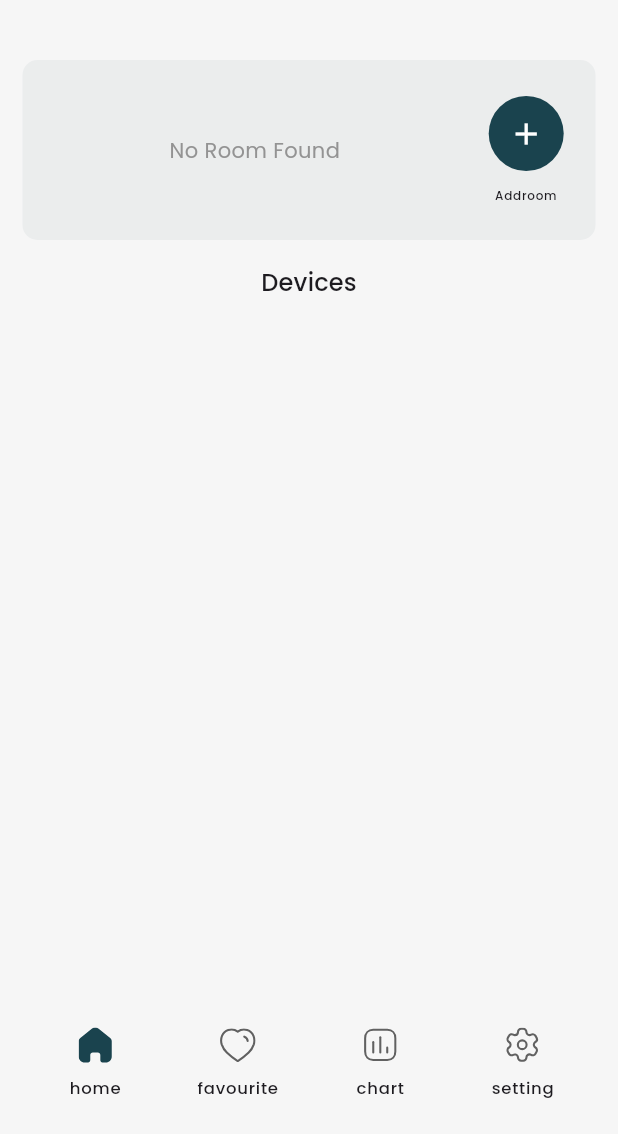
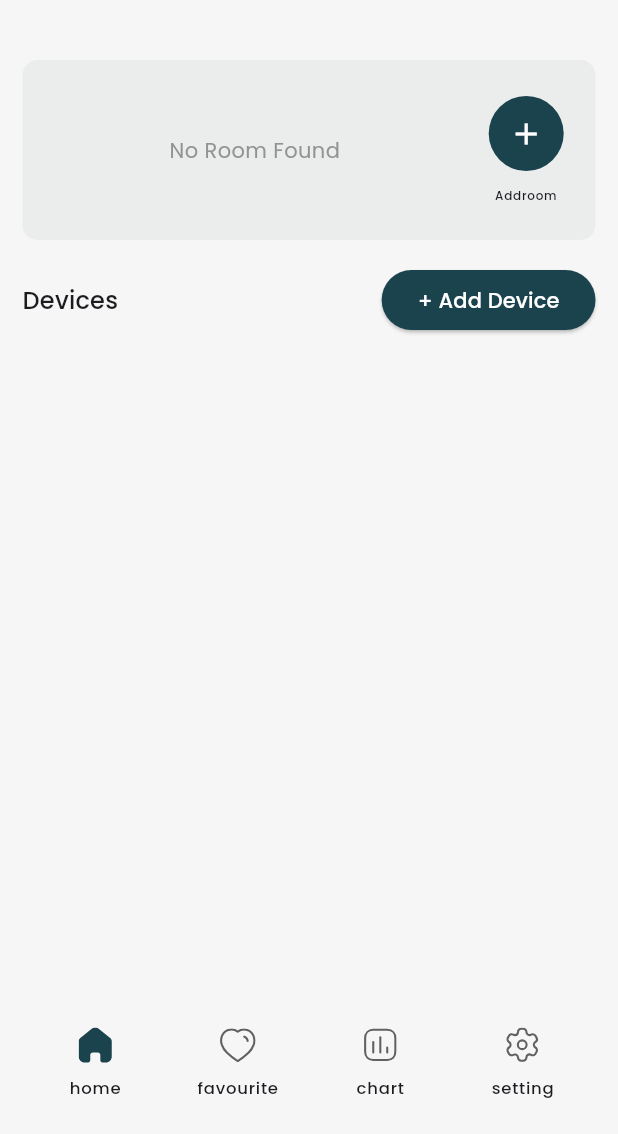
Before and after one commit to dhineshio/smart_way_home_app, a Flutter app: the MainScreen screen opened by its route, on a phone screen of 412 x 824 dp, the part 102-1236 px from its top. Run offline on Flutter 3.47's test engine with Material 3 defaults, Android fonts, the phone set to English and light mode, and no system bars; our stand-ins replace dio, flutter_bloc, flutter_svg, fpdart, get, get_it and 4 more; accounts and stored records are empty.

Commit message:
Add devices has done

```diff
--- a/lib/features/home_screen/controllers/rooms_controller.dart
+++ b/lib/features/home_screen/controllers/rooms_controller.dart
@@ -1,6 +1,7 @@
 import 'package:flutter/material.dart';
 import 'package:get/get.dart';
 import 'package:smart_way_home/features/home_screen/bloc/rooms_bloc.dart';
+import 'package:smart_way_home/features/home_screen/models/local/device_icon_model.dart';
 import 'package:smart_way_home/features/home_screen/models/local/room_icon_model.dart';
 import 'package:smart_way_home/features/home_screen/models/new/rooms_info_model.dart';
 import 'package:smart_way_home/utils/constants/icons.dart';
@@ -13,6 +14,7 @@ class RoomsController extends GetxController {
   final iconsId = [].obs;
   final roomId = [].obs;
   var roomInfo1 = <RoomsInfoModel>[].obs;
+  var selectedRoom = 0.obs;
 
   final roomInfo = [
     RoomIconModel(
@@ -135,6 +137,44 @@ class RoomsController extends GetxController {
     110: [SIcons.roomBalcany, "Balcany"]
   };
 
+  final deviceList = [
+    DeviceIconModel(
+      deviceId: 101,
+      deviceName: "Light-1",
+      deviceType: "None",
+      iconId: SIcons.roomHall,
+      isClicked: false,
+    ),
+    DeviceIconModel(
+      deviceId: 102,
+      deviceName: "Light-2",
+      deviceType: "None",
+      iconId: SIcons.roomHall,
+      isClicked: false,
+    ),
+    DeviceIconModel(
+      deviceId: 103,
+      deviceName: "Light-3",
+      deviceType: "None",
+      iconId: SIcons.roomHall,
+      isClicked: false,
+    ),
+    DeviceIconModel(
+      deviceId: 104,
+      deviceName: "Light-4",
+      deviceType: "None",
+      iconId: SIcons.roomHall,
+      isClicked: false,
+    ),
+    DeviceIconModel(
+      deviceId: 105,
+      deviceName: "Light",
+      deviceType: "None",
+      iconId: SIcons.roomHall,
+      isClicked: false,
+    ),
+  ].obs;
+
   final TextEditingController esp32IpController = TextEditingController();
   final FocusNode esp32IpFocusNode = FocusNode();
 
@@ -146,6 +186,9 @@ class RoomsController extends GetxController {
   }
 
   void toggleRoomSelection(int index) {
+    // print(roomInfo1[index].roomId);
+    selectedRoom = roomInfo1[index].roomId.obs;
+    print("Selecrtedd room : $selectedRoom");
     for (int i = 0; i < roomInfo1.length; i++) {
       roomInfo1[i].isActive = i == index;
     }
@@ -157,6 +200,13 @@ class RoomsController extends GetxController {
       roomsIconList[i].isSelected = i == index;
     }
     roomsIconList.refresh();
+  }
+
+  void toggleDeviceSelection(int index) {
+    for (int i = 0; i < deviceList.length; i++) {
+      deviceList[i].isClicked = i == index;
+    }
+    deviceList.refresh();
   }
 
   @override
--- /dev/null
+++ b/lib/features/home_screen/models/local/device_icon_model.dart
@@ -0,0 +1,15 @@
+import 'package:flutter/material.dart';
+
+class DeviceIconModel {
+  final int deviceId;
+  final String deviceName;
+  final String deviceType;
+  final String iconId;
+  bool? isClicked;
+  DeviceIconModel(
+      {required this.deviceId,
+      required this.deviceName,
+      required this.deviceType,
+      required this.iconId,
+      this.isClicked = false});
+}
--- /dev/null
+++ b/lib/features/home_screen/models/new/add_device_req_model.dart
@@ -0,0 +1,14 @@
+class AddDeviceReqModel {
+  final int roomId;
+  final String name;
+  final String type;
+  AddDeviceReqModel({
+    required this.roomId,
+    required this.name,
+    required this.type,
+  });
+
+  Map<String, dynamic> toMap() {
+    return {"name": name, "type": type, "status": false};
+  }
+}
--- a/lib/features/home_screen/screens/home_screen.dart
+++ b/lib/features/home_screen/screens/home_screen.dart
@@ -1,5 +1,7 @@
 import 'package:flutter/material.dart';
-import 'package:smart_way_home/features/home_screen/widgets/devices.dart';
+import 'package:get/get.dart';
+import 'package:smart_way_home/features/home_screen/controllers/rooms_controller.dart';
+import 'package:smart_way_home/features/home_screen/widgets/device_add_bs.dart';
 import 'package:smart_way_home/features/home_screen/widgets/rooms_category.dart';
 import 'package:smart_way_home/features/home_screen/widgets/top_bar_widget.dart';
 import 'package:smart_way_home/utils/constants/colors.dart';
@@ -7,7 +9,8 @@ import 'package:smart_way_home/utils/constants/sizes.dart';
 import 'package:smart_way_home/utils/devices/device_utils.dart';
 
 class HomeScreen extends StatelessWidget {
-  const HomeScreen({super.key});
+  HomeScreen({super.key});
+  final RoomsController _controller = Get.put(RoomsController());
 
   @override
   Widget build(BuildContext context) {
@@ -32,22 +35,60 @@ class HomeScreen extends StatelessWidget {
                 child: RoomsCategory(),
               ),
               const SizedBox(height: SSizes.spaceBtwItems),
-              Text(
-                "Devices",
-                style: Theme.of(context).textTheme.titleMedium,
+              // ! Devices
+              Row(
+                crossAxisAlignment: CrossAxisAlignment.center,
+                mainAxisAlignment: MainAxisAlignment.spaceBetween,
+                children: [
+                  Text(
+                    "Devices",
+                    style: Theme.of(context).textTheme.titleMedium,
+                  ),
+                  ElevatedButton(
+                    onPressed: () {
+                      if (_controller.roomInfo1.isEmpty ||
+                          _controller.selectedRoom.value == 0) {
+                        Get.snackbar(
+                          "Add Required",
+                          snackPosition: SnackPosition.BOTTOM,
+                          "Please Select or Add a Room First",
+                          backgroundColor: SColors.error,
+                          colorText: SColors.textWhite,
+                          duration: 1500.milliseconds,
+                        );
+                        return;
+                      }
+                      showModalBottomSheet(
+                        context: context,
+                        showDragHandle: true,
+                        isScrollControlled: true,
+                        backgroundColor: Colors.transparent,
+                        builder: (context) => DeviceAddBs(),
+                      );
+                      // getIt<AddNewDeviceUseCase>().call(
+                      //   AddDeviceReqModel(
+                      //     roomId: 2,
+                      //     name: 'fan',
+                      //     type: 'fan',
+                      //   ),
+                      // );
+                    },
+                    child: const Text("+ Add Device"),
+                  )
+                ],
               ),
               const SizedBox(height: SSizes.spaceBtwItems),
-              Container(
-                width: double.infinity,
-                height: SDeviceUtils.getScreenHeight() * 0.5,
-                decoration: BoxDecoration(
-                    // borderRadius: BorderRadius.circular(10),
-                    // color: SColors.primary.withOpacity(0.05),
-                    ),
-                padding:
-                    const EdgeInsets.symmetric(horizontal: 10, vertical: 20),
-                // child: Devices(),
-              ),
+              // Container(
+              //   width: double.infinity,
+              //   height: SDeviceUtils.getScreenHeight() * 0.5,
+              //   decoration: BoxDecoration(
+              //       // borderRadius: BorderRadius.circular(10),
+              //       // color: SColors.primary.withOpacity(0.05),
+              //       ),
+              //   padding:
+              //       const EdgeInsets.symmetric(horizontal: 10, vertical: 20),
+              //   // child: Devices(),
+              // ),
             ],
           ),
         ),
--- /dev/null
+++ b/lib/features/home_screen/usecase/add_new_device_use_case.dart
@@ -0,0 +1,10 @@
+import 'package:smart_way_home/common/usecase/use_case.dart';
+import 'package:smart_way_home/data/repository/room_repo_impl.dart';
+import 'package:smart_way_home/utils/service_locator/service_locator.dart';
+
+class AddNewDeviceUseCase extends UseCase {
+  @override
+  Future call(param) {
+    return getIt<RoomRepo>().addNewDevice(param);
+  }
+}
--- a/lib/features/home_screen/widgets/rooms_add_bs.dart
+++ b/lib/features/home_screen/widgets/rooms_add_bs.dart
@@ -4,15 +4,12 @@ import 'package:get/get.dart';
 import 'package:smart_way_home/features/home_screen/bloc/rooms_bloc.dart';
 import 'package:smart_way_home/features/home_screen/controllers/rooms_controller.dart';
 import 'package:smart_way_home/features/home_screen/models/local/room_icon_model.dart';
-import 'package:smart_way_home/features/home_screen/models/new/add_room_new_model.dart';
 import 'package:smart_way_home/features/home_screen/models/new/rooms_info_model.dart';
-import 'package:smart_way_home/features/home_screen/usecase/add_room_new_use_case.dart';
 import 'package:smart_way_home/utils/constants/colors.dart';
 import 'package:smart_way_home/utils/constants/icons.dart';
 import 'package:smart_way_home/utils/constants/sizes.dart';
 import 'package:smart_way_home/utils/devices/device_utils.dart';
 import 'package:smart_way_home/utils/image_convert/FUI.dart';
-import 'package:smart_way_home/utils/service_locator/service_locator.dart';
 
 class RoomsAddBs extends StatelessWidget {
   RoomsAddBs({super.key});
--- a/lib/features/main_screen/screens/main_screen.dart
+++ b/lib/features/main_screen/screens/main_screen.dart
@@ -15,7 +15,7 @@ class MainScreen extends StatelessWidget {
   @override
   Widget build(BuildContext context) {
     List<Widget> navScreens = [
-      const HomeScreen(),
+      HomeScreen(),
       const FavouriteScreen(),
       const ChartScreen(),
       const SettingsScreen()
--- a/lib/utils/constants/secrets.dart
+++ b/lib/utils/constants/secrets.dart
@@ -8,6 +8,6 @@ class Secrets {
   static const String addRooms = "$baseUrl/rooms";
   static const String getRooms = "$baseUrl/rooms";
   static const String baseUrlNew =
-      "https://5622-2401-4900-1cd4-a246-a12f-cc88-b5f-70b8.ngrok-free.app";
+      "https://3c10-2401-4900-1cd4-a246-ac86-802a-b366-53be.ngrok-free.app";
   static const String addRoomsNew = "$baseUrlNew/api/rooms";
 }
--- a/lib/utils/service_locator/service_locator.dart
+++ b/lib/utils/service_locator/service_locator.dart
@@ -9,6 +9,7 @@ import 'package:smart_way_home/features/authentication/usecase/register_use_case
 import 'package:smart_way_home/features/authentication/usecase/send_otp_use_case.dart';
 import 'package:smart_way_home/features/authentication/usecase/verify_otp_use_case.dart';
 import 'package:smart_way_home/features/home_screen/bloc/rooms_bloc.dart';
+import 'package:smart_way_home/features/home_screen/usecase/add_new_device_use_case.dart';
 import 'package:smart_way_home/features/home_screen/usecase/add_room_new_use_case.dart';
 import 'package:smart_way_home/features/home_screen/usecase/add_room_use_case.dart';
 import 'package:smart_way_home/features/home_screen/usecase/get_room_use_case.dart';
@@ -36,6 +37,7 @@ Future<void> initiate() async {
   getIt.registerSingleton<AddRoomUseCase>(AddRoomUseCase());
   getIt.registerSingleton<GetRoomUseCase>(GetRoomUseCase());
   getIt.registerSingleton<AddRoomNewUseCase>(AddRoomNewUseCase());
+  getIt.registerSingleton<AddNewDeviceUseCase>(AddNewDeviceUseCase());
 
   // BLoc
   getIt.registerLazySingleton<AuthBloc>(() => AuthBloc());
```
Also changed, not shown: lib/data/repository/room_repo_impl.dart (+7 -0 lines), lib/data/services/api_services.dart (+6 -3 lines), lib/features/home_screen/widgets/device_add_bs.dart (added, +159 -0 lines).
